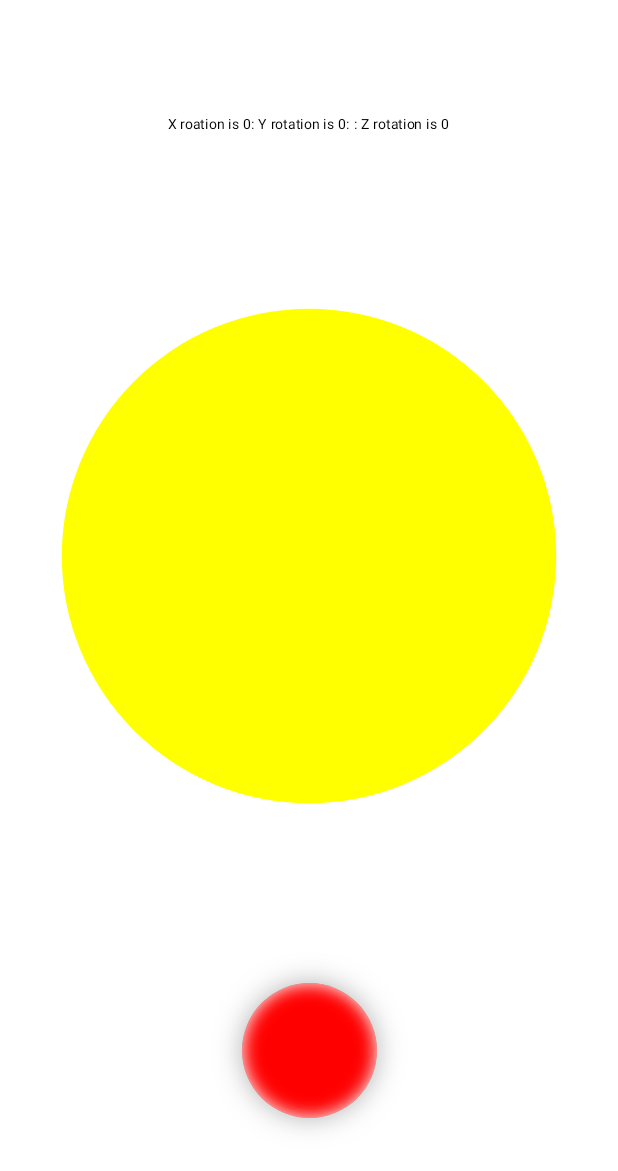
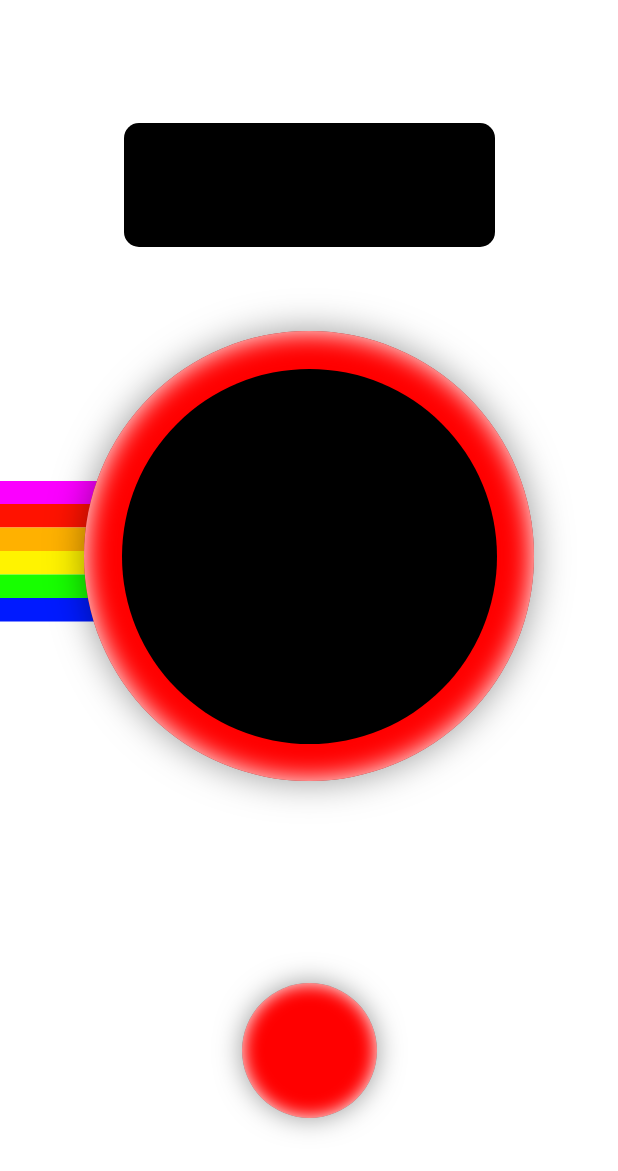
Before and after one commit to Sidd0OP/PolaCam, an Android app built with Jetpack Compose: the screen it shows after launch (MainActivity), on a phone screen of 412 x 824 dp. Shown: the top 1171 px of the screen. Run offline under Robolectric (Android 15) with nearby library versions, the phone set to English and light mode, and no system bars; libraries missing offline, so code that uses them is left out: androidx.camera.core, androidx.camera.view, org.opencv.android, org.opencv.core, org.opencv.imgproc; 5 statements that could not run were skipped.

Commit message:
improved the ui, added methods to saturate and darken image

```diff
--- a/app/src/main/java/com/app/polacam/MainActivity.kt
+++ b/app/src/main/java/com/app/polacam/MainActivity.kt
@@ -5,17 +5,14 @@ import android.Manifest
 import android.graphics.BlurMaskFilter
 import android.graphics.PorterDuff
 import android.graphics.PorterDuffXfermode
-import android.net.Uri
 import android.os.Bundle
-import android.os.Handler
-import android.os.Looper
-import android.widget.Toast
 import androidx.activity.ComponentActivity
 import androidx.activity.compose.setContent
 import androidx.activity.enableEdgeToEdge
 import androidx.camera.core.CameraXThreads.TAG
 import androidx.camera.core.ImageCapture
 import androidx.camera.core.ImageProxy
+import androidx.compose.foundation.Image
 import androidx.camera.view.LifecycleCameraController
 import androidx.camera.view.PreviewView
 import androidx.compose.foundation.Canvas
@@ -30,6 +27,7 @@ import androidx.compose.foundation.layout.fillMaxSize
 import androidx.compose.foundation.layout.fillMaxWidth
 import androidx.compose.foundation.layout.padding
 import androidx.compose.foundation.layout.size
+import androidx.compose.foundation.layout.width
 import androidx.compose.foundation.shape.CircleShape
 import androidx.compose.foundation.shape.RoundedCornerShape
 import androidx.compose.material3.Button
@@ -49,13 +47,17 @@ import androidx.compose.ui.Modifier
 import androidx.compose.ui.draw.clip
 import androidx.compose.ui.draw.drawBehind
 import androidx.compose.ui.draw.drawWithContent
+import androidx.compose.ui.draw.rotate
 import androidx.compose.ui.geometry.Offset
 import androidx.compose.ui.geometry.Rect
 import androidx.compose.ui.graphics.Color
 import androidx.compose.ui.graphics.Paint
 import androidx.compose.ui.graphics.drawscope.drawIntoCanvas
+import androidx.compose.ui.layout.ContentScale
 import androidx.compose.ui.platform.LocalContext
+import androidx.compose.ui.res.painterResource
 import androidx.compose.ui.tooling.preview.Preview
+import androidx.compose.ui.unit.Constraints
 import androidx.compose.ui.unit.Dp
 import androidx.compose.ui.unit.TextUnit
 import androidx.compose.ui.unit.dp
@@ -80,17 +82,12 @@ import kotlin.math.asin
 class MainActivity : ComponentActivity() {
 
 
-
     val REQUIRED_PERMISSIONS = arrayOf(Manifest.permission.CAMERA)
     val executor: ExecutorService = Executors.newSingleThreadExecutor()
     private lateinit var cameraController: LifecycleCameraController;
 
     private val camOperator = CamOperator(this)
     private lateinit var rotationProvider: Rotation
-
-
-
-
 
 
     private fun requestPermissions() {
@@ -208,20 +205,15 @@ class MainActivity : ComponentActivity() {
         enableEdgeToEdge()
         requestPermissions()
 
-        if (OpenCVLoader.initLocal())
-        {
+        if (OpenCVLoader.initLocal()) {
 
-        }else{
+        } else {
             return
         }
 
         var mat = Mat();
 
         rotationProvider = Rotation(this)
-
-
-
-
 
         setContent {
             PolaCamTheme {
@@ -245,7 +237,6 @@ class MainActivity : ComponentActivity() {
 
                 LaunchedEffect(Unit) {
                     rotationProvider.getRotation { x, y, z ->
-//                        println("X is $x and Y is $y z is $z")
 
                         xRot = (x) * dragFactor
                         yRot = -1 * (y) * dragFactor
@@ -291,17 +282,27 @@ class MainActivity : ComponentActivity() {
                                     .fillMaxWidth()
                                     .background(background),
 
-                                contentAlignment = Alignment.Center
+                                contentAlignment = Alignment.BottomCenter
                             ) {
 
+                                Box(
+                                    modifier = Modifier
+                                        .fillMaxWidth(0.6f)
+                                        .fillMaxHeight(0.5f)
+                                        .clip(RoundedCornerShape(10.dp))
+                                        .background(Color.Black),
+                                    contentAlignment = Alignment.Center
+
+                                )
+                                {
                                     Text(
                                         text = "X roation is ${xRot.toInt()}: Y rotation is ${yRot.toInt()}: : Z rotation is ${zRot.toInt()}",
                                         color = Color.Black,
                                         fontSize = 9.sp
+                                    )
+                                }
 
 
-
-                                )
                             }
 
 
@@ -313,7 +314,24 @@ class MainActivity : ComponentActivity() {
                                 contentAlignment = Alignment.Center
                             ) {
 
-                                ImageContainer()
+                                Box(
+                                    modifier = Modifier
+                                        .fillMaxWidth(),
+                                    contentAlignment = Alignment.CenterStart
+                                )
+                                {
+                                    Image(
+                                        painter = painterResource(R.drawable.camera_lines),
+                                        contentDescription = "SVG Image",
+                                        modifier = Modifier
+                                            .rotate(90f)
+                                            .width(100.dp)
+                                            .fillMaxHeight(),
+                                        contentScale = ContentScale.FillBounds
+                                    )
+                                }
+
+                                ImageContainer(xRot,yRot)
 
                                 Box(
                                     modifier = Modifier
@@ -337,13 +355,26 @@ class MainActivity : ComponentActivity() {
                             ) {
 
 
-
                                 Button(
                                     modifier = Modifier
                                         .size(90.dp)
-                                        .padding(0.dp,0.dp)
-                                        .drawColoredShadow(shadow,0.3f,offsetX = xRot.dp,offsetY = yRot.dp,borderRadius = 200.dp,shadowRadius = 15.dp)
-                                        .innerShadow(innerShadow, cornersRadius = 200.dp, offsetX = xRot.dp,offsetY = yRot.dp ,spread =  0.5.dp , blur = 10.dp)
+                                        .padding(0.dp, 0.dp)
+                                        .drawColoredShadow(
+                                            shadow,
+                                            0.4f,
+                                            offsetX = xRot.dp,
+                                            offsetY = yRot.dp,
+                                            borderRadius = 200.dp,
+                                            shadowRadius = 15.dp
+                                        )
+                                        .innerShadow(
+                                            innerShadow,
+                                            cornersRadius = 200.dp,
+                                            offsetX = xRot.dp,
+                                            offsetY = yRot.dp,
+                                            spread = 0.5.dp,
+                                            blur = 10.dp
+                                        )
                                         .clip(CircleShape),
 
                                     colors = ButtonDefaults.buttonColors(
@@ -358,8 +389,8 @@ class MainActivity : ComponentActivity() {
                                             cameraController,
                                             mat,
                                             executor,
-                                            {
-                                                success -> println("Image status $success")
+                                            { success ->
+                                                println("Image status $success")
 
                                             }
 
@@ -369,8 +400,6 @@ class MainActivity : ComponentActivity() {
                                     }
 
                                 ) {
-
-
 
 
                                 }
@@ -390,14 +419,9 @@ class MainActivity : ComponentActivity() {
     }
 
 
-
-
     override fun onPause() {
         super.onPause()
         rotationProvider.onPause()
-
-    }
-
 
     }
 
@@ -409,6 +433,14 @@ fun cameraPreview(cameraController: LifecycleCameraController) {
         AndroidView(
             modifier = Modifier
                 .aspectRatio(1f)
+                .innerShadow(
+                    shadow,
+                    cornersRadius = 200.dp,
+                    offsetX = 0.dp,
+                    offsetY = 0.dp,
+                    spread = 4.dp,
+                    blur = 20.dp
+                )
                 .clip(CircleShape)
                 .fillMaxWidth(),
 
@@ -432,19 +464,71 @@ fun cameraPreview(cameraController: LifecycleCameraController) {
     @Composable
     fun ImageContainer(
 
-    shadowColor: Color = Color.Black,
+        xRotation: Float = 0.0f,
+        yRotation: Float = 0.0f,
+
         ) {
-    Canvas(
+
+        //outer box static
+        //image with dials to be fixed
+
+        Box(
+
             modifier = Modifier
-            .fillMaxSize(),
+                .drawColoredShadow(
+                    shadow,
+                    0.4f,
+                    offsetX = xRotation.dp,
+                    offsetY = yRotation.dp,
+                    borderRadius = 150.dp,
+                    shadowRadius =  20.dp
+                )
+                .innerShadow(
+                    innerShadow,
+                    cornersRadius = 200.dp,
+                    offsetX = xRotation.dp,
+                    offsetY = yRotation.dp,
+                    spread = 1.dp,
+                    blur = 15.dp
+                )
+                .clip(CircleShape)
+                .size(300.dp)
+                .background(Color.Red),
 
-        onDraw = {
-            drawCircle(
-                color = Color.Yellow,
-                radius = size.minDimension / 2.5f
-            )
+            contentAlignment = Alignment.Center
+
+        ){
+
+            Box(
+
+                modifier = Modifier
+                    .clip(CircleShape)
+                    .size(250.dp)
+                    .background(Color.Black),
+
+                contentAlignment = Alignment.Center
+
+
+            ){
+
+
             }
 
-    )
+        }
 
     }
+
+
+
+
+
+
+
+
+
+
+
+
+
+
+}
--- a/app/src/main/java/com/app/polacam/processing/ImageProcessor.kt
+++ b/app/src/main/java/com/app/polacam/processing/ImageProcessor.kt
@@ -9,15 +9,22 @@ import android.os.Environment
 import android.provider.MediaStore
 import androidx.camera.core.ImageProxy
 import androidx.compose.ui.graphics.vector.VectorProperty
+import androidx.compose.ui.input.key.type
+import androidx.compose.ui.unit.size
 import org.opencv.android.Utils
 import org.opencv.core.Mat
 import org.opencv.core.Size
 import org.opencv.imgproc.Imgproc
 import java.text.SimpleDateFormat
 import androidx.core.graphics.createBitmap
+import androidx.media3.common.util.Log
 import org.opencv.core.Core
 import org.opencv.core.Core.ROTATE_90_CLOCKWISE
 import org.opencv.core.Core.ROTATE_90_COUNTERCLOCKWISE
+import org.opencv.core.MatOfFloat
+import org.opencv.core.MatOfInt
+import org.opencv.core.Scalar
+import java.util.Collections
 
 class ImageProcessor {
 
@@ -35,18 +42,63 @@ class ImageProcessor {
         context: Context,
         image: ImageProxy ,
         mat: Mat,
-        imageProcessSuccess: (processingSuccess: Boolean,filePath: String) -> Unit)
+        imageProcessSuccess: (processingSuccess: Boolean,filePath: String) -> Unit
+    )
     {
         loadImage(image, mat)
 
+//        Core.rotate(mat , mat, ROTATE_90_COUNTERCLOCKWISE)
 
-        Core.rotate(mat , mat, ROTATE_90_CLOCKWISE)
-        Imgproc.blur(mat,mat, Size(5.0, 5.0))
+
+
+//        val (hist, rows, cols) = calculateHistogram(mat)
+//        val(lowerBound, upperBound) = analyzeContrast( hist, rows)
+
+        mat.convertTo(mat , -1,1.0, -40.0)
+        val colouredMat = tintColor(increaseSaturation(mat,5.0),0.2)
+        Imgproc.blur(colouredMat,colouredMat, Size(8.0, 8.0))
+
+
+//        var alpha = 1.8
+//        var beta = 8.0
+//
+//        if (upperBound > lowerBound) {
+//            alpha = 255.0 / (upperBound - lowerBound)
+//            beta = -lowerBound * alpha
+//            println("Alpha ${alpha} Beta ${beta}")
+//        }
+//
+//        if(alpha < 2)
+//        {
+//            val contrastBoostFactor = 1.4
+//            alpha *= contrastBoostFactor
+//        }
+//
+//
+//        mat.convertTo(mat , -1,alpha, beta * 0.2)
+//
+//        val brightness = getMeanIntensityFromHistogram(hist, rows)
+//
+//        if(brightness > 0)
+//        {
+//            when(brightness)
+//            {
+//                in 10f..50f -> mat.convertTo(mat , -1,1.0, brightness * 1.5)
+//                in 51f..90f -> mat.convertTo(mat , -1,1.0, brightness / 3)
+//                in 91f..150f -> mat.convertTo(mat , -1,1.0, 0.1)
+//                in 150f..200f -> mat.convertTo(mat , -1,1.0, 0.05)
+//
+//            }
+//
+//
+//        }
+//
+//        val colouredMat = tintMatPink(mat,0.4)
 
 
         saveImage(
             context,
-            mat,
+            colouredMat,
             {
 
                     saveSuccess, filePath -> imageProcessSuccess(saveSuccess, filePath)
@@ -54,6 +106,176 @@ class ImageProcessor {
         )
 
     }
+
+
+    fun calculateHistogram(imageMat: Mat): Triple<Mat,Int,Int>
+    {
+
+
+        val grayMat = Mat()
+        if (imageMat.channels() > 1) {
+            Imgproc.cvtColor(imageMat, grayMat, Imgproc.COLOR_BGR2GRAY)
+        } else {
+            imageMat.copyTo(grayMat)
+        }
+
+        val hist = Mat()
+        val histSize = MatOfInt(256)
+        val ranges = MatOfFloat(0f, 256f)
+        val channels = MatOfInt(0)
+
+        Imgproc.calcHist(
+            Collections.singletonList(grayMat),
+            channels,
+            Mat(),
+            hist,
+            histSize,
+            ranges
+        )
+
+
+
+        grayMat.release()
+        return Triple(hist,imageMat.rows(),imageMat.cols())
+    }
+
+
+
+    fun analyzeContrast(hist: Mat, totalPixels: Int): Pair<Int, Int> {
+
+
+        val thresholdPercentage = 0.05 // 5% of pixels
+        var lowerBound = 0
+        var upperBound = 255
+        var cumulativeCount = 0f
+
+
+        for (i in 0 until hist.rows()) {
+            cumulativeCount += hist.get(i, 0)[0].toFloat()
+            if (cumulativeCount / totalPixels > thresholdPercentage)
+            {
+                lowerBound = i
+                break
+            }
+        }
+
+        cumulativeCount = 0f
+
+        for (i in (hist.rows() - 1) downTo 0)
+        {
+            cumulativeCount += hist.get(i, 0)[0].toFloat()
+            if (cumulativeCount / totalPixels > thresholdPercentage)
+            {
+                upperBound = i
+                break
+            }
+        }
+
+        return Pair(lowerBound, upperBound)
+    }
+
+    fun getMeanIntensityFromHistogram(hist: Mat, totalPixels: Int): Double
+    {
+        if (hist.empty() || hist.rows() != 256 || totalPixels <= 0)
+        {
+            return -1.0
+        }
+
+        var sumOfIntensities = 0.0
+        for (i in 0 until hist.rows()) {
+            val count = hist.get(i, 0)[0]
+            sumOfIntensities += (i * count)
+        }
+        return sumOfIntensities / totalPixels
+    }
+
+
+    fun increaseSaturation(
+        mat: Mat, saturationAmount: Double = 0.2
+    ): Mat
+    {
+
+        // Check if the input Mat has 3 channels (RGB)
+        if (mat.channels() < 3) {
+            return mat
+        }
+
+        // Convert the image from BGR to HSV color space
+        val hsvMat = Mat()
+        Imgproc.cvtColor(mat, hsvMat, Imgproc.COLOR_BGR2HSV)
+
+        // Split the HSV image into separate channels
+        val channels = ArrayList<Mat>()
+        Core.split(hsvMat, channels)
+
+        val hChannel = channels[0] // Hue
+        val sChannel = channels[1] // Saturation
+        val vChannel = channels[2] // Value (Brightness)
+
+        // Increase the saturation channel by a scaling factor
+        // To prevent values from exceeding 255, we use Core.addWeighted
+        Core.addWeighted(sChannel, 1.0, sChannel, saturationAmount, 0.0, sChannel)
+
+        // Merge the channels back together
+        Core.merge(channels, hsvMat)
+
+        // Convert the image back from HSV to BGR
+        val saturatedMat = Mat()
+        Imgproc.cvtColor(hsvMat, saturatedMat, Imgproc.COLOR_HSV2BGR)
+
+        // Release temporary Mats to free up memory
+        hsvMat.release()
+        hChannel.release()
+        sChannel.release()
+        vChannel.release()
+        channels.forEach { it.release() }
+
+        return saturatedMat
+
+    }
+
+
+    fun tintColor(mat: Mat, tintIntensity: Double = 0.2): Mat {
+        if (mat.channels() < 3) {
+
+            return mat
+        }
+
+        val channels = ArrayList<Mat>()
+        Core.split(mat, channels)
+
+        val bChannel = channels[0]
+        val gChannel = channels[1]
+        val rChannel = channels[2]
+
+
+        val redBoostAmount = 255.0 * tintIntensity
+
+        val redBoostMat = Mat(rChannel.size(), rChannel.type(), Scalar(redBoostAmount))
+        Core.add(rChannel, redBoostMat, rChannel)
+        redBoostMat.release()
+
+        val blueBoostAmount = 255.0 * tintIntensity
+
+        val blueBoostMat = Mat(bChannel.size(), bChannel.type(), Scalar(blueBoostAmount * 0.6))
+        Core.add(bChannel, blueBoostMat, bChannel)
+        blueBoostMat.release()
+
+
+
+        val tintedMat = Mat()
+        Core.merge(channels, tintedMat)
+
+        bChannel.release()
+        gChannel.release()
+        rChannel.release()
+
+
+        return tintedMat
+    }
+
+
+
 
 
     @SuppressLint("SimpleDateFormat")
--- /dev/null
+++ b/app/src/main/res/drawable/camera_lines.xml
@@ -0,0 +1,30 @@
+<vector xmlns:android="http://schemas.android.com/apk/res/android"
+    android:width="300dp"
+    android:height="800dp"
+    android:viewportWidth="300"
+    android:viewportHeight="800">
+  <path
+      android:pathData="M-1,-6h47v789h-47z"
+      android:strokeWidth="0"
+      android:fillColor="#fb00ff"/>
+  <path
+      android:pathData="M46,-6h47v789h-47z"
+      android:strokeWidth="0"
+      android:fillColor="#ff1200"/>
+  <path
+      android:pathData="M93,-6h47v789h-47z"
+      android:strokeWidth="0"
+      android:fillColor="#ffb100"/>
+  <path
+      android:pathData="M140,-6h47v789h-47z"
+      android:strokeWidth="0"
+      android:fillColor="#fff300"/>
+  <path
+      android:pathData="M187,-6h47v789h-47z"
+      android:strokeWidth="0"
+      android:fillColor="#17ff00"/>
+  <path
+      android:pathData="M234,-6h47v789h-47z"
+      android:strokeWidth="0"
+      android:fillColor="#001aff"/>
+</vector>
```
Also changed, not shown: app/src/main/res/drawable/dial_svg.xml (added, +246 -0 lines). Lines whose indentation alone changed are shown as unchanged.
